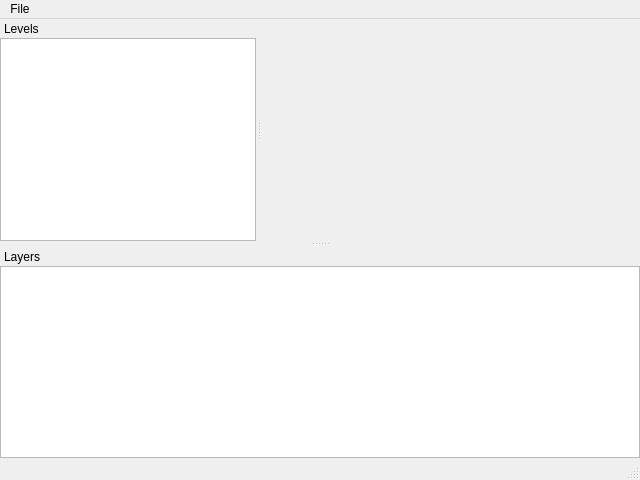
First picture: the form in src/apps/textureviewer/mainwindow.ui, repository ABBAPOH/textureviewer, before the edit.
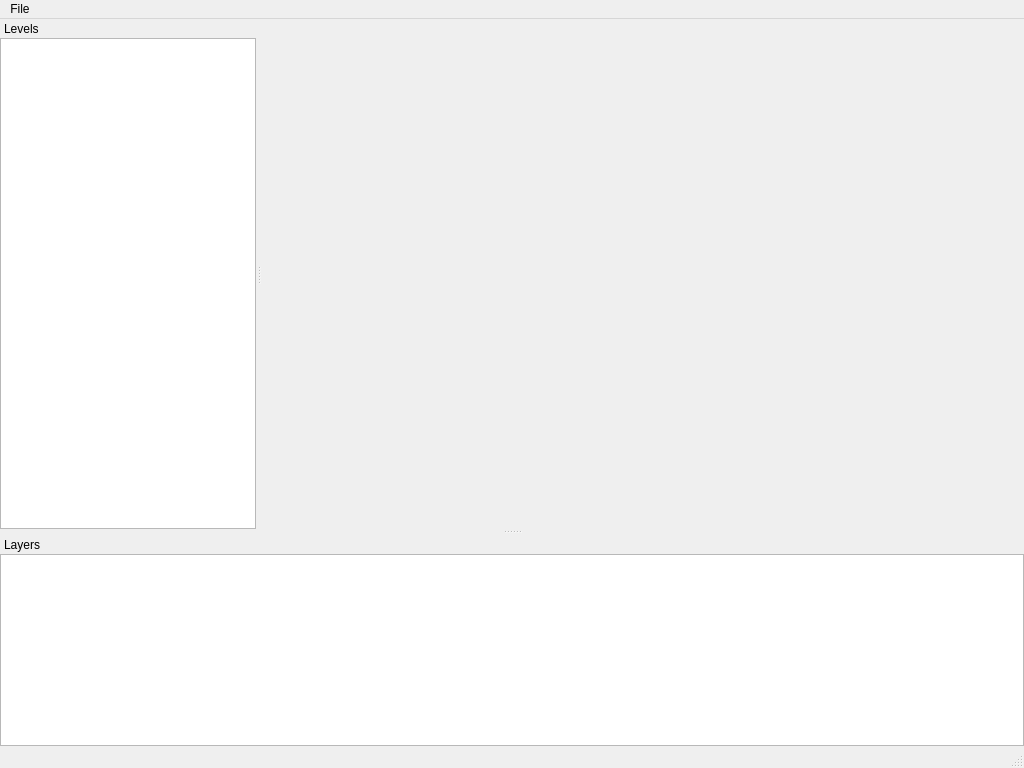
Second picture: the form after the edit.

Commit message: Increase default window size

Patch:
```diff
--- a/src/apps/textureviewer/mainwindow.ui
+++ b/src/apps/textureviewer/mainwindow.ui
@@ -6,8 +6,8 @@
    <rect>
     <x>0</x>
     <y>0</y>
-    <width>640</width>
-    <height>480</height>
+    <width>1024</width>
+    <height>768</height>
    </rect>
   </property>
   <property name="windowTitle">
@@ -19,7 +19,7 @@
     <rect>
      <x>0</x>
      <y>0</y>
-     <width>640</width>
+     <width>1024</width>
      <height>22</height>
     </rect>
    </property>
```
